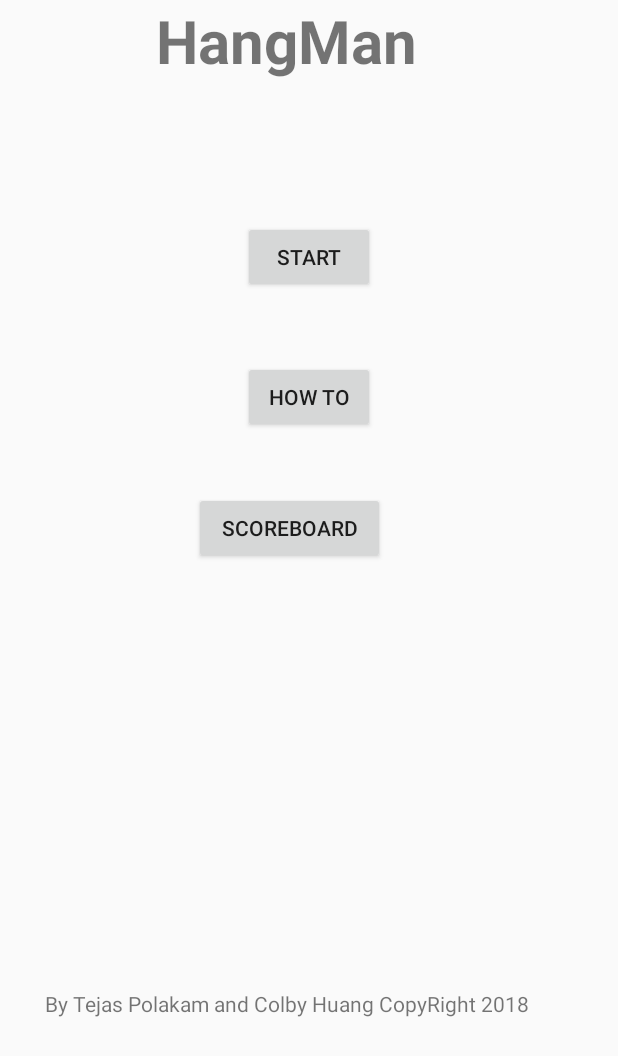
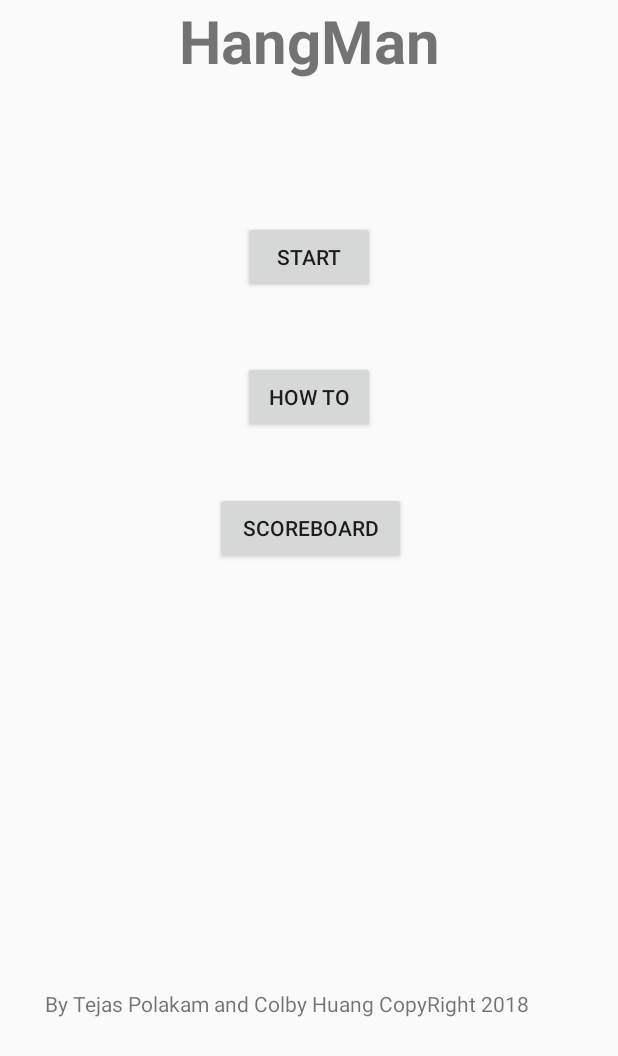
Before and after one commit to tejas-polakam/CS125Project, an Android app: the screen it shows after launch (HomePage), on a phone screen of 412 x 824 dp. Shown: the top 1056 px of the screen. Run offline under Robolectric (Android 15) with nearby library versions, the phone set to English and light mode, and no system bars.

Commit message:
finished constraining all boxes

```diff
--- a/app/src/main/res/layout/activity_home_page.xml
+++ b/app/src/main/res/layout/activity_home_page.xml
@@ -16,8 +16,9 @@
         android:textSize="40sp"
         android:textStyle="bold"
         app:layout_constraintBottom_toTopOf="@+id/startButton"
-        app:layout_constraintTop_toTopOf="parent"
-        tools:layout_editor_absoluteX="2dp" />
+        app:layout_constraintEnd_toEndOf="parent"
+        app:layout_constraintStart_toStartOf="parent"
+        app:layout_constraintTop_toTopOf="parent" />
 
     <Button
         android:id="@+id/startButton"
@@ -52,8 +53,10 @@
         android:layout_height="wrap_content"
         android:layout_marginStart="129dp"
         android:layout_marginTop="39dp"
+        android:layout_marginEnd="128dp"
         android:text="ScoreBoard"
         android:textAlignment="center"
+        app:layout_constraintEnd_toEndOf="parent"
         app:layout_constraintStart_toStartOf="parent"
         app:layout_constraintTop_toBottomOf="@+id/Rules" />
 
```
